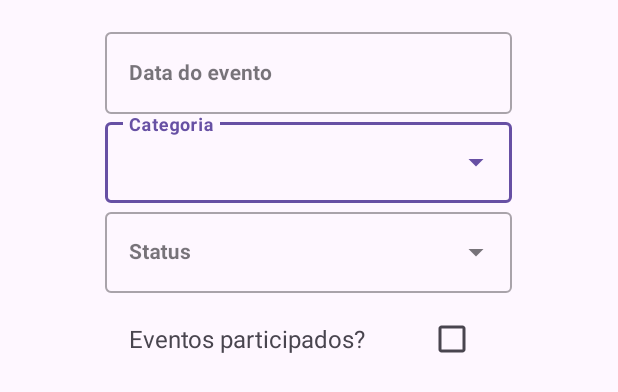
After one commit to Alendrew/Voluntask, an Android app: the layout dialog_filter.xml on its own in the app's theme, with its tools: preview values and no code run, on a phone screen of 412 x 824 dp. The commit adds this screen. Shown: the top 392 px of the screen. Run offline under Robolectric (Android 15) with nearby library versions, the light colour scheme and no system bars.

Commit message:
Filter implemented part 1

```diff
--- a/app/src/main/java/com/example/voluntask/models/Instituicao.kt
+++ b/app/src/main/java/com/example/voluntask/models/Instituicao.kt
@@ -15,11 +15,10 @@ data class Instituicao(
     override var telefone: String,
     override var tipoConta: TipoConta,
     var cnpj: String,
+    override var idUsuario: String,
     var cpfRepresentanteLegal: String,
     override var dataCadastro: Date,
 ): Usuario(), Parcelable {
-
-    override var idUsuario = ""
 
     override fun toMap(): Map<String, Any?> {
         return mapOf(
@@ -53,9 +52,9 @@ data class Instituicao(
                     dataCadastro = dataCadastro,
                     tipoConta = tipoConta,
                     cpfRepresentanteLegal = cpfRepresentanteLegal,
+                    idUsuario = idUsuario,
                     nomeRepresentanteLegal = nomeRepresentanteLegal
                 )
-                instituicao.idUsuario = idUsuario
                 return instituicao
             } catch (e: Exception) {
                 Log.e(TAG, "Error converting instituicao", e)
--- a/app/src/main/java/com/example/voluntask/models/Voluntario.kt
+++ b/app/src/main/java/com/example/voluntask/models/Voluntario.kt
@@ -14,12 +14,11 @@ data class Voluntario(
     override var telefone: String,
     override var dataCadastro: Date,
     override var tipoConta: TipoConta,
+    override var idUsuario: String,
     var dataNascimento: Date,
     var cpf: String,
     var genero: Generos
 ): Usuario(),Parcelable {
-
-    override var idUsuario = ""
 
     override fun toMap(): Map<String, Any?> {
         return mapOf(
@@ -53,9 +52,9 @@ data class Voluntario(
                     dataCadastro = dataCadastro,
                     dataNascimento = dataNascimento,
                     tipoConta = tipoConta,
+                    idUsuario = idUsuario,
                     genero = genero
                 )
-                voluntario.idUsuario = idUsuario
                 return voluntario
             } catch (e: Exception) {
                 Log.e(TAG, "Error converting voluntario", e)
--- /dev/null
+++ b/app/src/main/res/layout/dialog_filter.xml
@@ -0,0 +1,87 @@
+<?xml version="1.0" encoding="utf-8"?>
+<!-- res/layout/dialog_filter.xml -->
+<LinearLayout xmlns:android="http://schemas.android.com/apk/res/android"
+    android:layout_width="match_parent"
+    android:layout_height="wrap_content"
+    xmlns:app="http://schemas.android.com/apk/res-auto"
+    android:orientation="vertical"
+    android:padding="16dp">
+
+    <com.google.android.material.textfield.TextInputLayout
+        android:id="@+id/filterDataLayout"
+        style="@style/Widget.MaterialComponents.TextInputLayout.OutlinedBox"
+        android:layout_width="271dp"
+        android:layout_height="60dp"
+        android:layout_gravity="center"
+        android:hint="Data do evento">
+
+        <com.google.android.material.textfield.TextInputEditText
+            android:id="@+id/filterData"
+            android:layout_width="match_parent"
+            android:layout_height="match_parent"
+            android:clickable="true"
+            android:editable="false"
+            android:focusable="false"
+            android:textSize="14sp"
+            android:textStyle="bold" />
+    </com.google.android.material.textfield.TextInputLayout>
+
+    <com.google.android.material.textfield.TextInputLayout
+        android:id="@+id/filterCategoriaLayout"
+        style="@style/Widget.MaterialComponents.TextInputLayout.OutlinedBox.ExposedDropdownMenu"
+        android:layout_width="271dp"
+        android:layout_height="60dp"
+        android:layout_gravity="center">
+
+        <AutoCompleteTextView
+            android:hint="Categoria"
+            android:id="@+id/filterCategoria"
+            android:editable="false"
+            android:importantForAccessibility="no"
+            android:layout_width="match_parent"
+            android:layout_height="wrap_content"
+            android:inputType="none"
+            android:textStyle="bold"
+            android:textSize="14sp" />
+    </com.google.android.material.textfield.TextInputLayout>
+
+    <com.google.android.material.textfield.TextInputLayout
+        android:id="@+id/filterStatusLayout"
+        style="@style/Widget.MaterialComponents.TextInputLayout.OutlinedBox.ExposedDropdownMenu"
+        android:layout_width="271dp"
+        android:layout_height="60dp"
+        android:layout_gravity="center">
+
+        <AutoCompleteTextView
+            android:hint="Status"
+            android:id="@+id/filterStatus"
+            android:editable="false"
+            android:importantForAccessibility="no"
+            android:layout_width="match_parent"
+            android:layout_height="wrap_content"
+            android:inputType="none"
+            android:textStyle="bold"
+            android:textSize="14sp" />
+    </com.google.android.material.textfield.TextInputLayout>
+
+    <FrameLayout
+        android:id="@+id/layoutMeus"
+        android:layout_width="271dp"
+        style="@style/Widget.MaterialComponents.Button.OutlinedButton"
+        android:layout_gravity="center"
+        android:layout_height="60dp">
+
+        <TextView
+            android:layout_gravity="start|center"
+            android:layout_width="wrap_content"
+            android:layout_height="wrap_content"
+            android:textSize="16sp"
+            android:text="Eventos participados?"/>
+        <CheckBox
+            android:id="@+id/checkboxMeus"
+            android:layout_gravity="end|center"
+            android:layout_width="wrap_content"
+            android:layout_height="wrap_content"/>
+
+    </FrameLayout>
+</LinearLayout>
```
Also changed, not shown: app/src/main/java/com/example/voluntask/ui/HomeFragment.kt (+73 -1 lines), app/src/main/res/layout/fragment_home.xml (+7 -9 lines).
